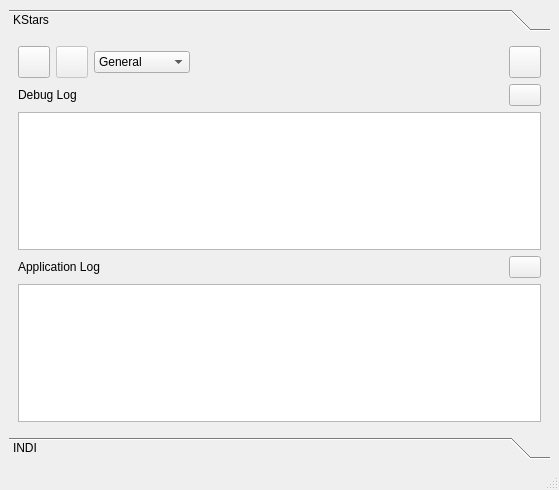
This is debuggerview.ui in knro/ekosdebugger as Qt 5 draws it before an edit. The edited form follows.
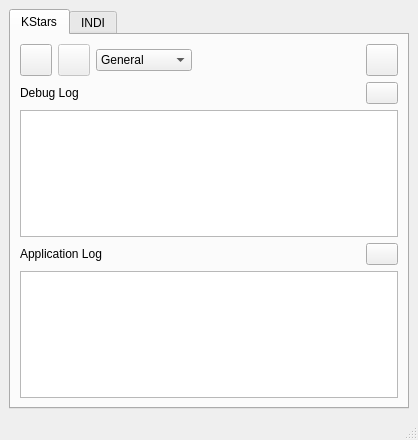
This is the edited form. Icons and pictures are not drawn.

Commit message: Use QTabbedWidget

```diff
--- a/debuggerview.ui
+++ b/debuggerview.ui
@@ -6,8 +6,8 @@
    <rect>
     <x>0</x>
     <y>0</y>
-    <width>559</width>
-    <height>490</height>
+    <width>414</width>
+    <height>436</height>
    </rect>
   </property>
   <property name="windowTitle">
@@ -16,7 +16,7 @@
   <widget class="QWidget" name="centralwidget">
    <layout class="QVBoxLayout" name="verticalLayout_3">
     <item>
-     <widget class="QToolBox" name="toolBox">
+     <widget class="QTabWidget" name="tabWidget">
       <property name="minimumSize">
        <size>
         <width>400</width>
@@ -26,16 +26,8 @@
       <property name="currentIndex">
        <number>0</number>
       </property>
-      <widget class="QWidget" name="KStarsPage">
-       <property name="geometry">
-        <rect>
-         <x>0</x>
-         <y>0</y>
-         <width>545</width>
-         <height>400</height>
-        </rect>
-       </property>
-       <attribute name="label">
+      <widget class="QWidget" name="KStarsTab">
+       <attribute name="title">
         <string>KStars</string>
        </attribute>
        <layout class="QVBoxLayout" name="verticalLayout">
@@ -299,16 +291,8 @@
         </item>
        </layout>
       </widget>
-      <widget class="QWidget" name="INDIPage">
-       <property name="geometry">
-        <rect>
-         <x>0</x>
-         <y>0</y>
-         <width>400</width>
-         <height>346</height>
-        </rect>
-       </property>
-       <attribute name="label">
+      <widget class="QWidget" name="INDITab">
+       <attribute name="title">
         <string>INDI</string>
        </attribute>
        <layout class="QVBoxLayout" name="verticalLayout_2">
```
